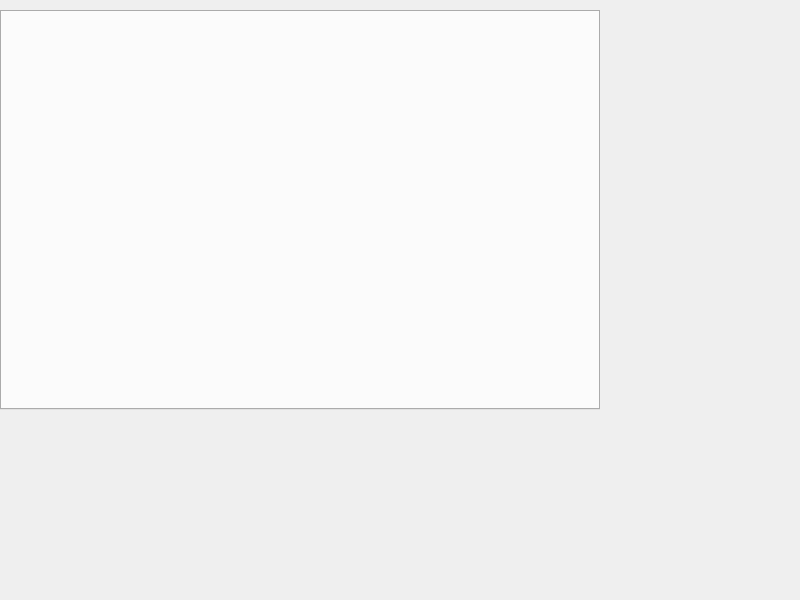
This is QtGuiApplicationTest/QtGuiApplicationTest/QtGuiApplicationTest.ui in xautshuanglong/QtLearningRepository as Qt 5 draws it before an edit. The edited form follows.
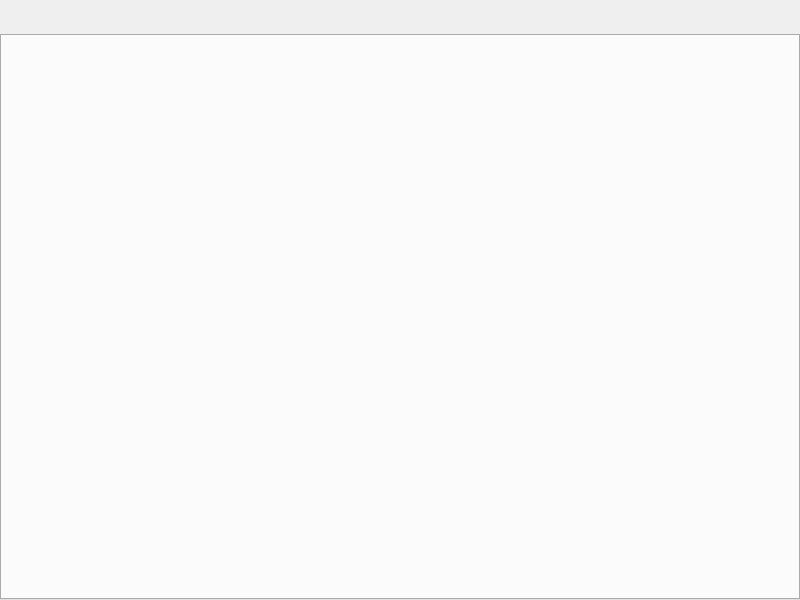
This is the edited form.

The edit to the form file:
```diff
--- a/QtGuiApplicationTest/QtGuiApplicationTest/QtGuiApplicationTest.ui
+++ b/QtGuiApplicationTest/QtGuiApplicationTest/QtGuiApplicationTest.ui
@@ -24,9 +24,9 @@
     <property name="geometry">
      <rect>
       <x>0</x>
-      <y>10</y>
-      <width>600</width>
-      <height>400</height>
+      <y>34</y>
+      <width>800</width>
+      <height>566</height>
      </rect>
     </property>
     <property name="minimumSize">
```
